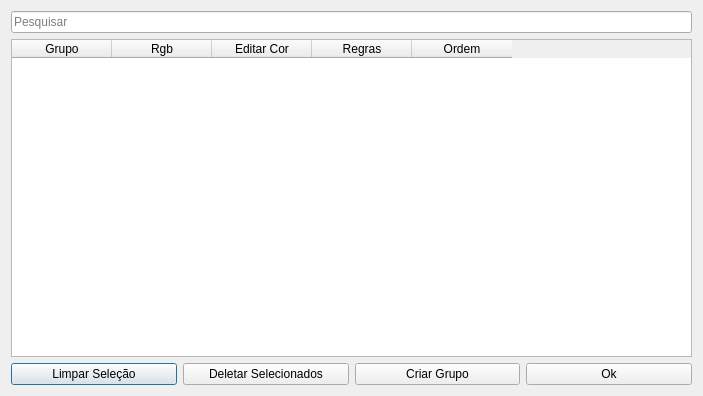
First picture: the form in uis/managementRulesGroup.ui, repository dsgoficial/SAP_Gerente, before the edit.
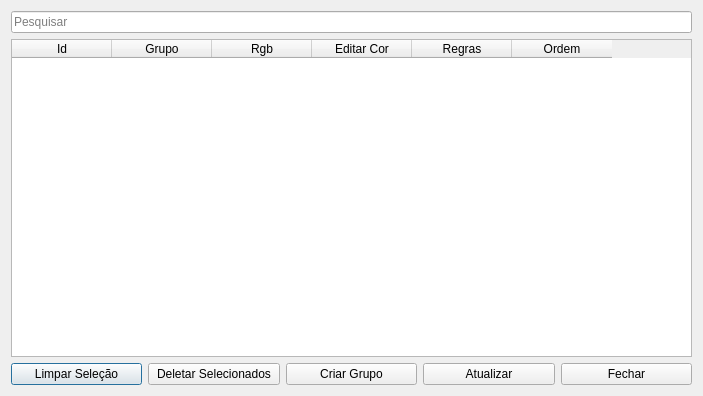
Second picture: the form after the edit.

Patch:
```diff
--- a/uis/managementRulesGroup.ui
+++ b/uis/managementRulesGroup.ui
@@ -23,6 +23,11 @@
    </item>
    <item row="1" column="0">
     <widget class="QTableWidget" name="tableWidget">
+     <column>
+      <property name="text">
+       <string>Id</string>
+      </property>
+     </column>
      <column>
       <property name="text">
        <string>Grupo</string>
@@ -76,7 +81,14 @@
      <item>
       <widget class="QPushButton" name="saveBtn">
        <property name="text">
-        <string>Ok</string>
+        <string>Atualizar</string>
+       </property>
+      </widget>
+     </item>
+     <item>
+      <widget class="QPushButton" name="closeBtn">
+       <property name="text">
+        <string>Fechar</string>
        </property>
       </widget>
      </item>
```
